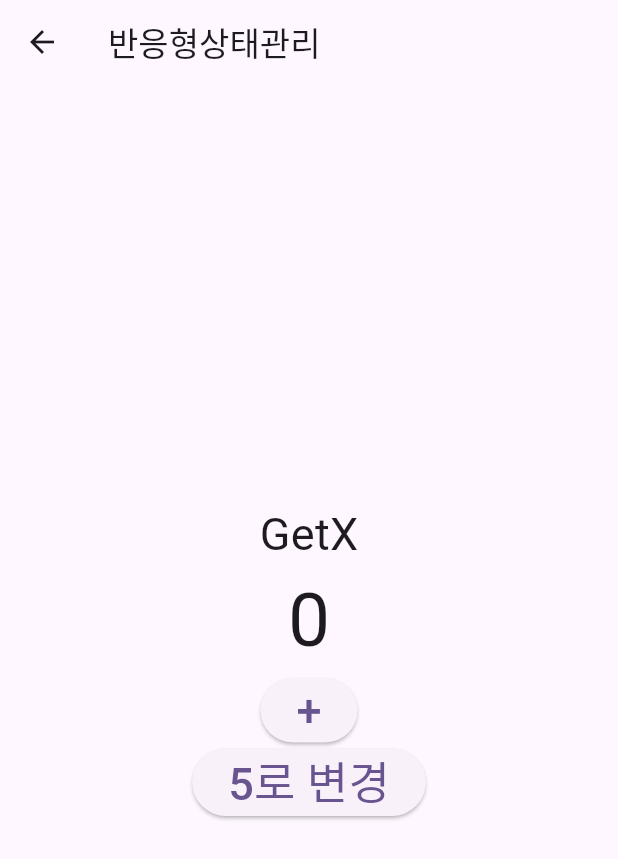
After one commit to 6UNHEE/flutter_ex, a Flutter app: the screen it shows after launch, after a tap on "반응형 상태관리", on a phone screen of 412 x 824 dp. The commit adds this screen. Shown: the top 859 px of the screen. Run offline on Flutter 3.47's test engine with Material 3 defaults, Android fonts, the phone set to English and light mode, and no system bars; our stand-ins replace get.

Commit message:
반응형 상태관리 v1

```diff
--- /dev/null
+++ b/lib/src/controller/count_controller_reactive.dart
@@ -0,0 +1,45 @@
+import 'package:get/get.dart';
+
+enum NUM { FIRST, SECOND }
+
+class User {
+  String? name;
+  int? age;
+  User({this.name, this.age});
+}
+
+class CountControllerWIthReactive extends GetxController {
+  RxInt count = 0.obs;
+  RxDouble _double = 0.0.obs;
+  RxString value = "".obs;
+  Rx<NUM> nums = NUM.FIRST.obs;
+  Rx<User> user = User(name: "으니", age: 25).obs;
+  RxList<String> list = [""].obs;
+
+  void increase() {
+    count++;
+    //_double++;
+    _double(424);
+
+    nums(NUM.SECOND);
+    user(User());
+    user.update((_user) {
+      list.addIf(user.value.name == "정으니", "okay");
+    });
+  }
+
+  void putNumber(int value) {
+    count(value);
+  }
+
+  @override
+  void onInit() {
+    ever(count, (_) => print("매번 호출"));
+    once(count, (_) => print("한번만 호출"));
+    debounce(count, (_) => print("마지막 변경에 한 번만 호출"),
+        time: Duration(seconds: 1));
+    interval(count, (_) => print("변경되고 있는 동안 1초마다 호출"),
+        time: Duration(seconds: 1));
+    super.onInit();
+  }
+}
--- a/lib/src/pages/home.dart
+++ b/lib/src/pages/home.dart
@@ -1,5 +1,6 @@
 import 'package:flutter/material.dart';
 import 'package:flutter_ex/src/pages/normal/first.dart';
+import 'package:flutter_ex/src/pages/reactive_state_manage_page.dart';
 import 'package:flutter_ex/src/pages/simple_state_manage_page.dart';
 import 'package:get/get.dart';
 
@@ -43,6 +44,10 @@ class Home extends StatelessWidget {
                 onPressed: () => Get.to(SimpleStateManagePage()),
                 child: Text('단순상태관리'),
               ),
+              ElevatedButton(
+                onPressed: () => Get.to(ReactiveStateManagePage()),
+                child: Text('반응형 상태관리'),
+              ),
             ],
           ),
         ));
--- /dev/null
+++ b/lib/src/pages/reactive_state_manage_page.dart
@@ -0,0 +1,52 @@
+import 'package:flutter/material.dart';
+import 'package:flutter_ex/src/controller/count_controller_reactive.dart';
+import 'package:get/get.dart';
+
+class ReactiveStateManagePage extends StatelessWidget {
+  const ReactiveStateManagePage({super.key});
+
+  @override
+  Widget build(BuildContext context) {
+    Get.put(CountControllerWIthReactive());
+    return Scaffold(
+      appBar: AppBar(
+        title: Text('반응형상태관리'),
+      ),
+      body: Center(
+        child: Column(
+          mainAxisAlignment: MainAxisAlignment.center,
+          children: [
+            Text(
+              "GetX",
+              style: TextStyle(fontSize: 30),
+            ),
+            Obx(
+              () => Text(
+                "${Get.find<CountControllerWIthReactive>().count.value}",
+                style: TextStyle(fontSize: 50),
+              ),
+            ),
+            ElevatedButton(
+              onPressed: () {
+                Get.find<CountControllerWIthReactive>().increase();
+              },
+              child: Text(
+                "+",
+                style: TextStyle(fontSize: 30),
+              ),
+            ),
+            ElevatedButton(
+              onPressed: () {
+                Get.find<CountControllerWIthReactive>().putNumber(5);
+              },
+              child: Text(
+                "5로 변경",
+                style: TextStyle(fontSize: 30),
+              ),
+            ),
+          ],
+        ),
+      ),
+    );
+  }
+}
--- a/lib/src/pages/simple_state_manage_page.dart
+++ b/lib/src/pages/simple_state_manage_page.dart
@@ -1,6 +1,4 @@
 import 'package:flutter/material.dart';
-import 'package:flutter_ex/src/controller/count_controller_with_getx.dart';
-import 'package:get/get.dart';
 import 'state/with_getx.dart';
 
 class SimpleStateManagePage extends StatelessWidget {
@@ -8,7 +6,7 @@ class SimpleStateManagePage extends StatelessWidget {
 
   @override
   Widget build(BuildContext context) {
-    Get.put(CountControllerWithGetx());
+    //Get.put(CountControllerWithGetx());
     return Scaffold(
       appBar: AppBar(
         title: Text('단순상태관리'),
```
